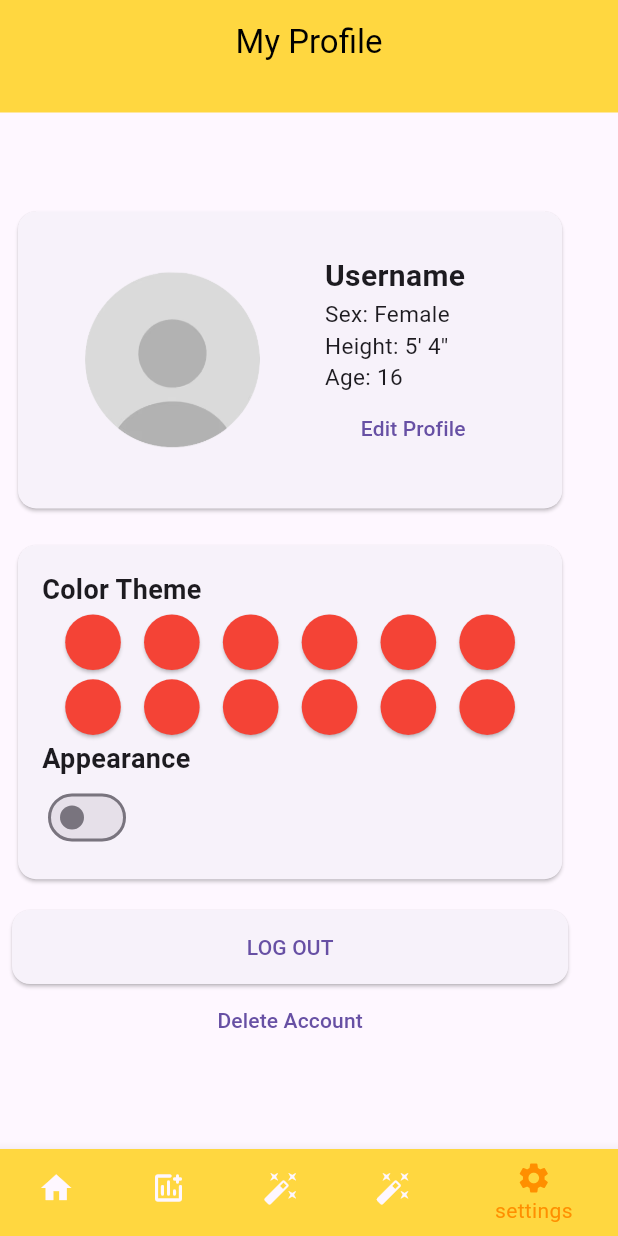
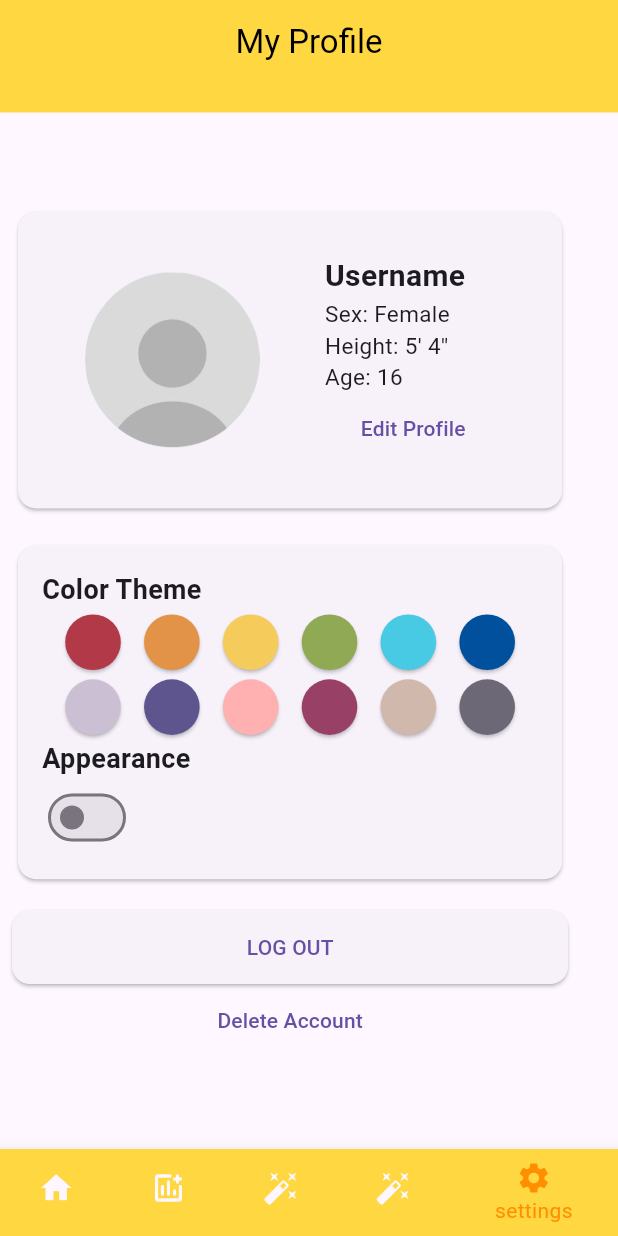
Before and after one commit to SKTDeveloper99/calorie_app_danika, a Flutter app: the screen it shows once a user with an empty profile is signed in, item 5 of the bottom bar chosen, on a phone screen of 412 x 824 dp. Run offline on Flutter 3.47's test engine with Material 3 defaults, Android fonts, the phone set to English and light mode, and no system bars; our stand-ins replace camera, firebase_auth, firebase_core, firebase_database, firebase_messaging, firebase_storage and 5 more; missing offline and left inert: tflite_flutter; accounts and stored records are empty.

Commit message:
updated settings, daily log

```diff
--- a/lib/home_page.dart
+++ b/lib/home_page.dart
@@ -22,7 +22,20 @@ class _homeScreenState extends State<homeScreen> {
   //     TextStyle(fontSize: 30, fontWeight: FontWeight.bold);
   static final List<Widget> _widgetOptions = <Widget>[
     const DashboardScreen(),
-    const DailyLogScreen(),
+    DailyLogScreen(subtitleList: [
+      Text("100 Calories Recommended", style: TextStyle(fontSize: 15)),
+      Text("100 Calories Recommended", style: TextStyle(fontSize: 15)),
+      Text("100 Calories Recommended", style: TextStyle(fontSize: 15)),
+      Text("100 Calories Recommended", style: TextStyle(fontSize: 15)),
+      TextButton(
+          // TODO: make custom text button widget that is shorter
+          onPressed: () {},
+          style: TextButton.styleFrom(
+            padding: EdgeInsets.zero,
+          ),
+          child:
+              Text("Setup Automatic Tracking", style: TextStyle(fontSize: 15)))
+    ]),
     const AddScreen(),
     const GoalScreen(),
     const SettingsScreen(),
--- a/lib/screens/settings.dart
+++ b/lib/screens/settings.dart
@@ -2,9 +2,17 @@ import 'package:flutter/material.dart';
 import '../size_config.dart';
 import "package:calorie_app_danika/authentication/auth.dart";
 
-class SettingsScreen extends StatelessWidget {
+const List<String> dropdownList = <String>['Male', 'Female'];
+
+class SettingsScreen extends StatefulWidget {
   const SettingsScreen({super.key});
 
+  @override
+  State<SettingsScreen> createState() => _SettingsScreenState();
+}
+
+class _SettingsScreenState extends State<SettingsScreen> {
+  bool profileEdit = false;
   @override
   Widget build(BuildContext context) {
     int colorButtonSize = 9;
@@ -36,24 +44,38 @@ class SettingsScreen extends StatelessWidget {
                           "assets/empty_icon 1.png",
                           width: SizeConfig.blockSizeHorizontal! * 30,
                         ),
-                        Column(
+                        (!profileEdit)
+                            ? Column(
                                 mainAxisAlignment: MainAxisAlignment.center,
                                 crossAxisAlignment: CrossAxisAlignment.start,
                                 children: [
                                   Text("Username",
                                       style: TextStyle(
-                                    fontWeight: FontWeight.bold, fontSize: 20)),
-                            Text("Sex: Female", style: TextStyle(fontSize: 15)),
+                                          fontWeight: FontWeight.bold,
+                                          fontSize: 20)),
+                                  Text("Sex: Female",
+                                      style: TextStyle(fontSize: 15)),
                                   Text("Height: 5' 4''",
                                       style: TextStyle(fontSize: 15)),
-                            Text("Age: 16", style: TextStyle(fontSize: 15)),
+                                  Text("Age: 16",
+                                      style: TextStyle(fontSize: 15)),
                                   ElevatedButton(
                                     // TODO: get rid of the elevation shadow, what you see here rn does not work :(
-                              onPressed: () {},
+                                    onPressed: () {
+                                      // setState(() {
+                                      //   profileEdit = true;
+                                      // });
+                                    },
                                     child: Text("Edit Profile"),
-                              style: ElevatedButton.styleFrom(elevation: 0.0),
+                                    style: ElevatedButton.styleFrom(
+                                        elevation: 0.0),
                                   )
                                 ],
+                              )
+                            : Column(
+                                mainAxisAlignment: MainAxisAlignment.center,
+                                crossAxisAlignment: CrossAxisAlignment.center,
+                                children: [EditProfileForm()],
                               )
                       ],
                     ))),
@@ -92,7 +114,7 @@ class SettingsScreen extends StatelessWidget {
                                     shape: CircleBorder(),
                                     // padding: EdgeInsets.all(20),
                                     backgroundColor:
-                                        Colors.red, // <-- Button color
+                                        Color(0xFFB23A48), // <-- Button color
                                     foregroundColor:
                                         Colors.white, // <-- Splash color
                                   ),
@@ -110,7 +132,7 @@ class SettingsScreen extends StatelessWidget {
                                     shape: CircleBorder(),
                                     // padding: EdgeInsets.all(20),
                                     backgroundColor:
-                                        Colors.red, // <-- Button color
+                                        Color(0xFFE39348), // <-- Button color
                                     foregroundColor:
                                         Colors.white, // <-- Splash color
                                   ),
@@ -128,7 +150,7 @@ class SettingsScreen extends StatelessWidget {
                                     shape: CircleBorder(),
                                     // padding: EdgeInsets.all(20),
                                     backgroundColor:
-                                        Colors.red, // <-- Button color
+                                        Color(0xFFF5CB5C), // <-- Button color
                                     foregroundColor:
                                         Colors.white, // <-- Splash color
                                   ),
@@ -146,7 +168,7 @@ class SettingsScreen extends StatelessWidget {
                                     shape: CircleBorder(),
                                     // padding: EdgeInsets.all(20),
                                     backgroundColor:
-                                        Colors.red, // <-- Button color
+                                        Color(0xFF90A955), // <-- Button color
                                     foregroundColor:
                                         Colors.white, // <-- Splash color
                                   ),
@@ -164,7 +186,7 @@ class SettingsScreen extends StatelessWidget {
                                     shape: CircleBorder(),
                                     // padding: EdgeInsets.all(20),
                                     backgroundColor:
-                                        Colors.red, // <-- Button color
+                                        Color(0xFF48CAE4), // <-- Button color
                                     foregroundColor:
                                         Colors.white, // <-- Splash color
                                   ),
@@ -182,7 +204,7 @@ class SettingsScreen extends StatelessWidget {
                                     shape: CircleBorder(),
                                     // padding: EdgeInsets.all(20),
                                     backgroundColor:
-                                        Colors.red, // <-- Button color
+                                        Color(0xFF00509D), // <-- Button color
                                     foregroundColor:
                                         Colors.white, // <-- Splash color
                                   ),
@@ -207,7 +229,7 @@ class SettingsScreen extends StatelessWidget {
                                     shape: CircleBorder(),
                                     // padding: EdgeInsets.all(20),
                                     backgroundColor:
-                                        Colors.red, // <-- Button color
+                                        Color(0xFFCBC0D3), // <-- Button color
                                     foregroundColor:
                                         Colors.white, // <-- Splash color
                                   ),
@@ -225,7 +247,7 @@ class SettingsScreen extends StatelessWidget {
                                     shape: CircleBorder(),
                                     // padding: EdgeInsets.all(20),
                                     backgroundColor:
-                                        Colors.red, // <-- Button color
+                                        Color(0xFF5E548E), // <-- Button color
                                     foregroundColor:
                                         Colors.white, // <-- Splash color
                                   ),
@@ -243,7 +265,7 @@ class SettingsScreen extends StatelessWidget {
                                     shape: CircleBorder(),
                                     // padding: EdgeInsets.all(20),
                                     backgroundColor:
-                                        Colors.red, // <-- Button color
+                                        Color(0xFFFFB1B1), // <-- Button color
                                     foregroundColor:
                                         Colors.white, // <-- Splash color
                                   ),
@@ -261,7 +283,7 @@ class SettingsScreen extends StatelessWidget {
                                     shape: CircleBorder(),
                                     // padding: EdgeInsets.all(20),
                                     backgroundColor:
-                                        Colors.red, // <-- Button color
+                                        Color(0xFF984066), // <-- Button color
                                     foregroundColor:
                                         Colors.white, // <-- Splash color
                                   ),
@@ -279,7 +301,7 @@ class SettingsScreen extends StatelessWidget {
                                     shape: CircleBorder(),
                                     // padding: EdgeInsets.all(20),
                                     backgroundColor:
-                                        Colors.red, // <-- Button color
+                                        Color(0xFFD0B8AC), // <-- Button color
                                     foregroundColor:
                                         Colors.white, // <-- Splash color
                                   ),
@@ -297,7 +319,7 @@ class SettingsScreen extends StatelessWidget {
                                     shape: CircleBorder(),
                                     // padding: EdgeInsets.all(20),
                                     backgroundColor:
-                                        Colors.red, // <-- Button color
+                                        Color(0xFF6D6875), // <-- Button color
                                     foregroundColor:
                                         Colors.white, // <-- Splash color
                                   ),
@@ -368,3 +390,69 @@ class ThemeButton extends StatelessWidget {
     );
   }
 }
+
+class EditProfileForm extends StatefulWidget {
+  const EditProfileForm({super.key});
+
+  @override
+  State<EditProfileForm> createState() => _EditProfileFormState();
+}
+
+class _EditProfileFormState extends State<EditProfileForm> {
+  final _formKey = GlobalKey<FormState>();
+
+  String username = "";
+  String sex = "";
+  int age = 1;
+
+  @override
+  Widget build(BuildContext context) {
+    return Container(
+      width: 150,
+      child: Column(
+          mainAxisAlignment: MainAxisAlignment.center,
+          crossAxisAlignment: CrossAxisAlignment.center,
+          children: [
+            TextFormField(
+                initialValue: username,
+                decoration: InputDecoration(
+                    border: OutlineInputBorder(
+                        borderRadius: BorderRadius.circular(25)),
+                    hintText: "Username"),
+                validator: (value) {
+                  return null;
+                },
+                onChanged: (value) => setState(() {
+                      username = value;
+                    })),
+            Row(
+              children: [
+                Text("Sex:"),
+                // DropdownButton(
+                //   isExpanded: true,
+                //   value: sex,
+                //   onChanged: (value) {
+                //     setState(() {
+                //       sex = value.toString();
+                //     });
+                //   },
+                //   items: dropdownList
+                //       .map<DropdownMenuItem<String>>((String value) {
+                //     return DropdownMenuItem<String>(
+                //       value: value,
+                //       child: Text(value),
+                //     );
+                //   }).toList(),
+                // )
+              ],
+            ),
+            Row(
+              children: [Text("Height:")],
+            ),
+            // Row(
+            //   children: [Text("Age:"), TextFormField()],
+            // ),
+          ]),
+    );
+  }
+}
```
Also changed, not shown: lib/screens/daily_log.dart (+32 -13 lines). Lines whose indentation alone changed are shown as unchanged.
